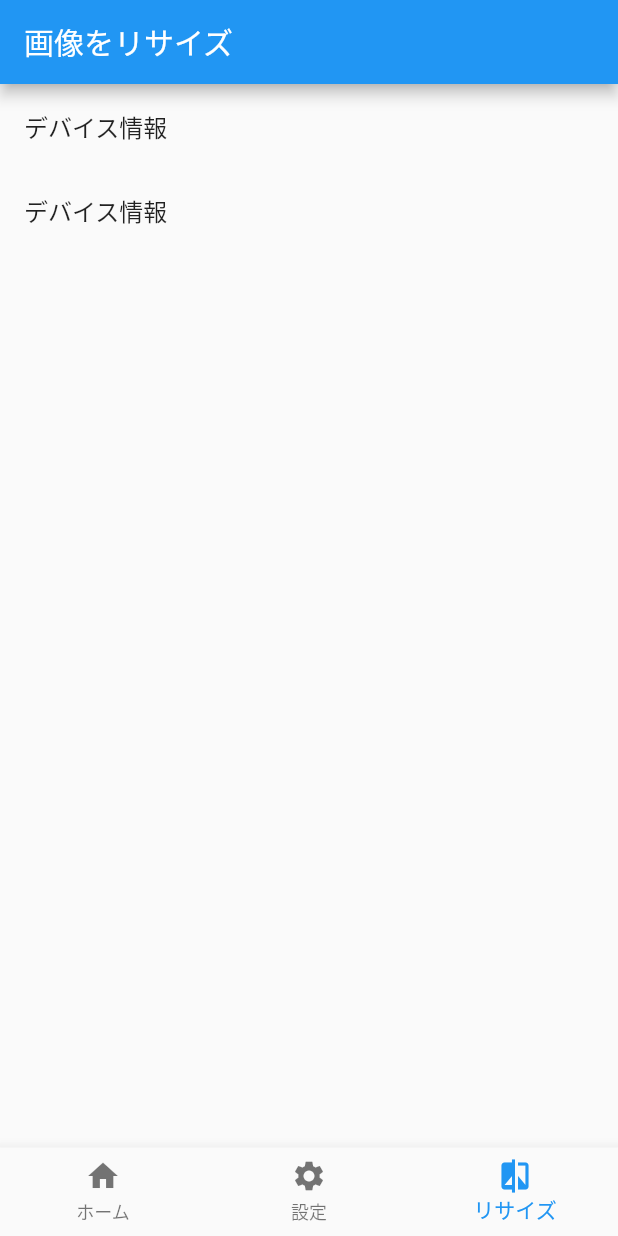
After one commit to ken-ty/barcodeokapi, a Flutter app: the screen it shows after launch, item 3 of the bottom bar chosen, on a phone screen of 412 x 824 dp. The commit adds this screen. Run offline on Flutter 3.47's test engine with Material 2 defaults, Android fonts, the phone set to English and light mode, and no system bars; our stand-ins replace flutter_riverpod, riverpod_annotation; generated files the repository leaves out were written again.

Commit message:
feat: リサイズ画面の雛形を作成

```diff
--- a/barcodeokapi/lib/config/menu.dart
+++ b/barcodeokapi/lib/config/menu.dart
@@ -1,4 +1,5 @@
 import 'package:barcodeokapi/ui/count/count_page.dart';
+import 'package:barcodeokapi/ui/resize/resize_page.dart';
 import 'package:barcodeokapi/ui/setting/setting_page.dart';
 import 'package:flutter/material.dart';
 
@@ -14,6 +15,7 @@ class _MenuState extends State<Menu> {
   var _pages = [
     Home(),
     SettingPage(),
+    ResizePage(),
   ];
 
   int _pageIndex = 0;
@@ -33,6 +35,7 @@ class _MenuState extends State<Menu> {
         items: const <BottomNavigationBarItem>[
           BottomNavigationBarItem(icon: Icon(Icons.home), label: 'ホーム'),
           BottomNavigationBarItem(icon: Icon(Icons.settings), label: '設定'),
+          BottomNavigationBarItem(icon: Icon(Icons.compare), label: 'リサイズ'),
         ],
         type: BottomNavigationBarType.fixed,
       ),
--- /dev/null
+++ b/barcodeokapi/lib/ui/resize/resize_page.dart
@@ -0,0 +1,28 @@
+import 'package:flutter/material.dart';
+
+/// 画像リサイズ画面
+class ResizePage extends StatefulWidget {
+  const ResizePage({Key? key}) : super(key: key);
+
+  @override
+  _SettingPageState createState() => _SettingPageState();
+}
+
+class _SettingPageState extends State<ResizePage> {
+  @override
+  Widget build(context) {
+    return Scaffold(
+      appBar: AppBar(title: const Text('画像をリサイズ')),
+      body: ListView(
+        children: <Widget>[
+          ListTile(
+            title: Text("デバイス情報"),
+          ),
+          ListTile(
+            title: Text("デバイス情報"),
+          )
+        ],
+      ),
+    );
+  }
+}
```
